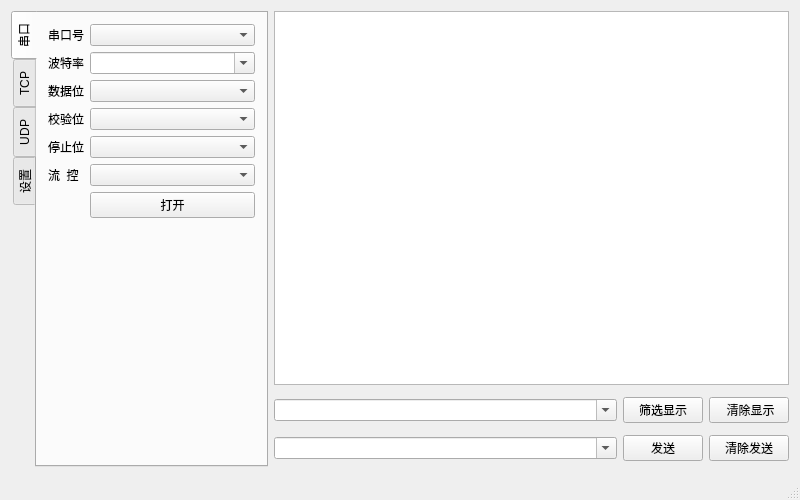
This is mainwindow.ui in qqj1228/CommHelper as Qt 5 draws it before an edit. The edited form follows.
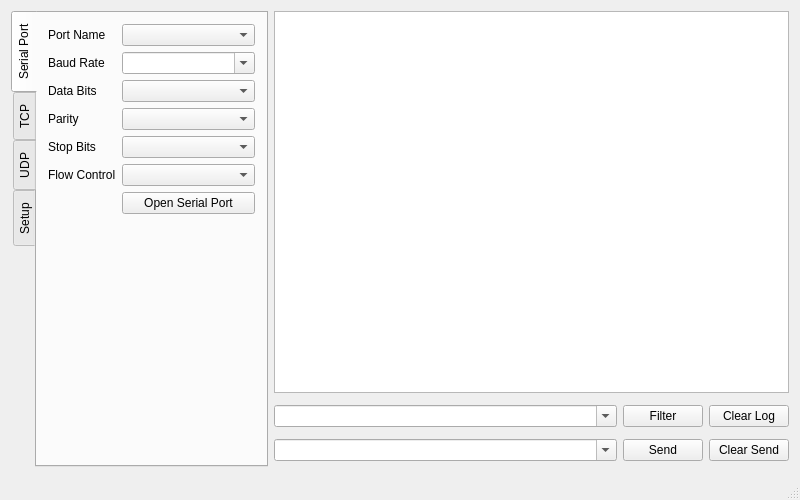
This is the edited form.

```diff
--- a/mainwindow.ui
+++ b/mainwindow.ui
@@ -44,7 +44,7 @@
       <item>
        <widget class="QPushButton" name="btnFilter">
         <property name="text">
-         <string>筛选显示</string>
+         <string>Filter</string>
         </property>
         <property name="checkable">
          <bool>true</bool>
@@ -54,7 +54,7 @@
       <item>
        <widget class="QPushButton" name="btnClearText">
         <property name="text">
-         <string> 清除显示</string>
+         <string>Clear Log</string>
         </property>
        </widget>
       </item>
@@ -78,14 +78,14 @@
       <item>
        <widget class="QPushButton" name="btnSend">
         <property name="text">
-         <string>发送</string>
+         <string>Send</string>
         </property>
        </widget>
       </item>
       <item>
        <widget class="QPushButton" name="btnClear">
         <property name="text">
-         <string>清除发送</string>
+         <string>Clear Send</string>
         </property>
        </widget>
       </item>
@@ -110,13 +110,13 @@
       </property>
       <widget class="QWidget" name="tabSerial">
        <attribute name="title">
-        <string>串口</string>
+        <string>Serial Port</string>
        </attribute>
        <layout class="QFormLayout" name="formLayout_2">
         <item row="0" column="0">
          <widget class="QLabel" name="label_1">
           <property name="text">
-           <string>串口号</string>
+           <string>Port Name</string>
           </property>
           <property name="buddy">
            <cstring>cboxPort</cstring>
@@ -136,7 +136,7 @@
         <item row="1" column="0">
          <widget class="QLabel" name="label_2">
           <property name="text">
-           <string>波特率</string>
+           <string>Baud Rate</string>
           </property>
           <property name="buddy">
            <cstring>cboxBaud</cstring>
@@ -153,7 +153,7 @@
         <item row="2" column="0">
          <widget class="QLabel" name="label_3">
           <property name="text">
-           <string>数据位</string>
+           <string>Data Bits</string>
           </property>
           <property name="buddy">
            <cstring>cboxBit</cstring>
@@ -173,7 +173,7 @@
         <item row="3" column="0">
          <widget class="QLabel" name="label_4">
           <property name="text">
-           <string>校验位</string>
+           <string>Parity</string>
           </property>
           <property name="buddy">
            <cstring>cboxParity</cstring>
@@ -193,7 +193,7 @@
         <item row="4" column="0">
          <widget class="QLabel" name="label_5">
           <property name="text">
-           <string>停止位</string>
+           <string>Stop Bits</string>
           </property>
           <property name="buddy">
            <cstring>cboxStop</cstring>
@@ -213,7 +213,7 @@
         <item row="5" column="0">
          <widget class="QLabel" name="label_6">
           <property name="text">
-           <string>流  控</string>
+           <string>Flow Control</string>
           </property>
           <property name="buddy">
            <cstring>cboxFlow</cstring>
@@ -233,7 +233,7 @@
         <item row="6" column="1">
          <widget class="QPushButton" name="btnOpen">
           <property name="text">
-           <string>打开</string>
+           <string>Open Serial Port</string>
           </property>
           <property name="checkable">
            <bool>true</bool>
@@ -340,7 +340,7 @@
       </widget>
       <widget class="QWidget" name="tabSetup">
        <attribute name="title">
-        <string>设置</string>
+        <string>Setup</string>
        </attribute>
        <layout class="QFormLayout" name="formLayout">
         <item row="0" column="0">
```
Left out of the diff: 24 changed lines with no effect on the pictures.
